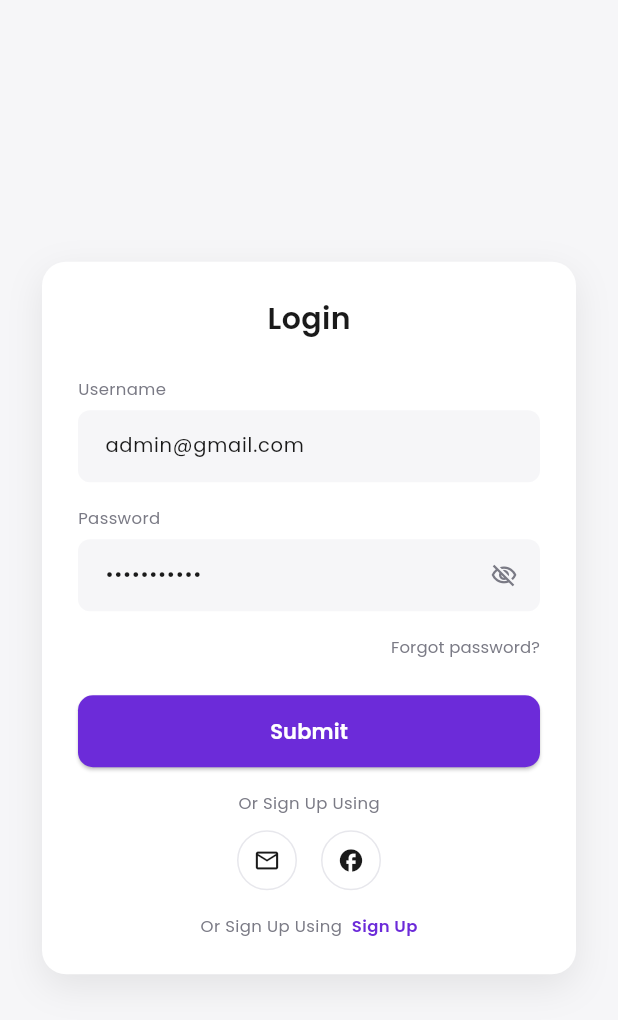
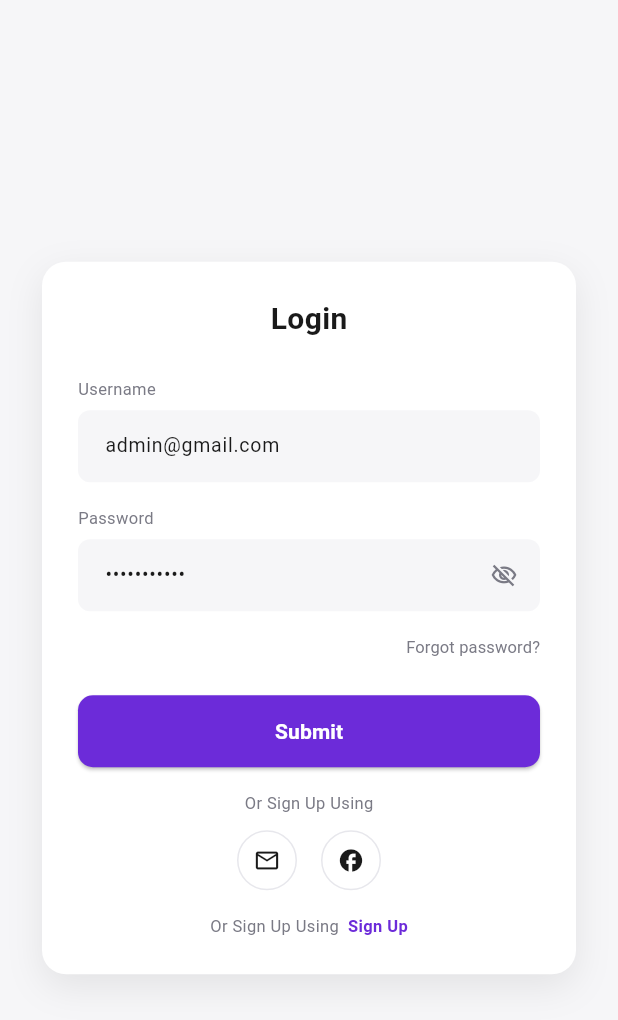
Before and after one commit to LutfiFauzan23/Edu_PathAI, a Flutter app: the screen it shows after launch, on a phone screen of 412 x 824 dp. Shown: the top 1020 px of the screen. Run offline on Flutter 3.47's test engine with Material 3 defaults, Android fonts, the phone set to English and light mode, and no system bars; our stand-ins replace cloud_firestore, firebase_auth, firebase_core, google_sign_in; accounts and stored records are empty.

Commit message:
saya ada hadiah untuk kamu, tolong fix yak

```diff
--- a/lib/main.dart
+++ b/lib/main.dart
@@ -1,8 +1,17 @@
 import 'package:flutter/material.dart';
+import 'package:firebase_core/firebase_core.dart';
+
+import 'firebase_options.dart';
 import 'theme/app_theme.dart';
 import 'screens/login_screen.dart';
 
-void main() {
+void main() async {
+  WidgetsFlutterBinding.ensureInitialized();
+
+  await Firebase.initializeApp(
+    options: DefaultFirebaseOptions.currentPlatform,
+  );
+
   runApp(const SnbpApp());
 }
 
@@ -12,8 +21,8 @@ class SnbpApp extends StatelessWidget {
   @override
   Widget build(BuildContext context) {
     return MaterialApp(
-      title: 'Persiapan SNBP/SNBT',
       debugShowCheckedModeBanner: false,
+      title: "EduPath AI",
       theme: buildAppTheme(),
       home: const LoginScreen(),
     );
--- a/lib/screens/login_screen.dart
+++ b/lib/screens/login_screen.dart
@@ -1,6 +1,8 @@
 import 'package:flutter/material.dart';
 import '../theme/app_theme.dart';
 import 'main_navigation.dart';
+import '../services/auth_service.dart';
+import '../services/firestore_service.dart';
 
 class LoginScreen extends StatefulWidget {
   const LoginScreen({super.key});
--- a/lib/theme/app_theme.dart
+++ b/lib/theme/app_theme.dart
@@ -1,5 +1,5 @@
 import 'package:flutter/material.dart';
-import 'package:google_fonts/google_fonts.dart';
+// import 'package:google_fonts/google_fonts.dart';
 
 /// Semua warna, spasi, dan style teks dipusatkan di sini supaya
 /// tampilan tiap layar konsisten dan gampang diubah dari satu tempat.
@@ -18,31 +18,31 @@ class AppColors {
 }
 
 class AppTextStyles {
-  static TextStyle get heading => GoogleFonts.poppins(
+  static TextStyle get heading => TextStyle(
         fontSize: 20,
         fontWeight: FontWeight.w600,
         color: AppColors.textPrimary,
       );
 
-  static TextStyle get subheading => GoogleFonts.poppins(
+  static TextStyle get subheading => TextStyle(
         fontSize: 15,
         fontWeight: FontWeight.w500,
         color: AppColors.textPrimary,
       );
 
-  static TextStyle get body => GoogleFonts.poppins(
+  static TextStyle get body => TextStyle(
         fontSize: 13,
         fontWeight: FontWeight.w400,
         color: AppColors.textSecondary,
       );
 
-  static TextStyle get caption => GoogleFonts.poppins(
+  static TextStyle get caption => TextStyle(
         fontSize: 11,
         fontWeight: FontWeight.w400,
         color: AppColors.textSecondary,
       );
 
-  static TextStyle get button => GoogleFonts.poppins(
+  static TextStyle get button => TextStyle(
         fontSize: 14,
         fontWeight: FontWeight.w600,
         color: Colors.white,
@@ -58,7 +58,6 @@ ThemeData buildAppTheme() {
       seedColor: AppColors.primary,
       primary: AppColors.primary,
     ),
-    textTheme: GoogleFonts.poppinsTextTheme(),
     appBarTheme: const AppBarTheme(
       backgroundColor: AppColors.background,
       elevation: 0,
--- a/pubspec.yaml
+++ b/pubspec.yaml
@@ -30,6 +30,10 @@ environment:
 dependencies:
   flutter:
     sdk: flutter
+  firebase_core: ^4.0.0
+  firebase_auth: ^6.0.0
+  google_sign_in: ^7.0.0
+  flutter_facebook_auth: ^7.1.0
 
   # The following adds the Cupertino Icons font to your application.
   # Use with the CupertinoIcons class for iOS style icons.
```
Also changed, not shown: lib/services/auth_service.dart (added, +37 -0 lines), lib/services/firestore_service.dart (added, +27 -0 lines), firebase.json (added), lib/firebase_options.dart (added), pubspec.lock, 9 other files.
